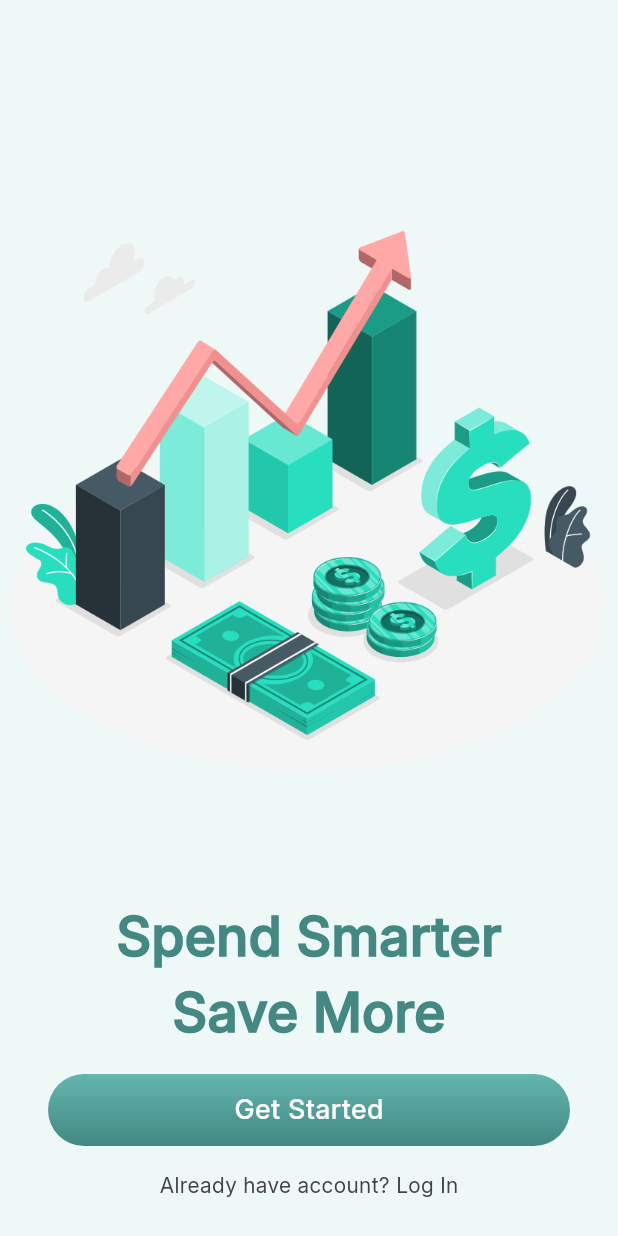
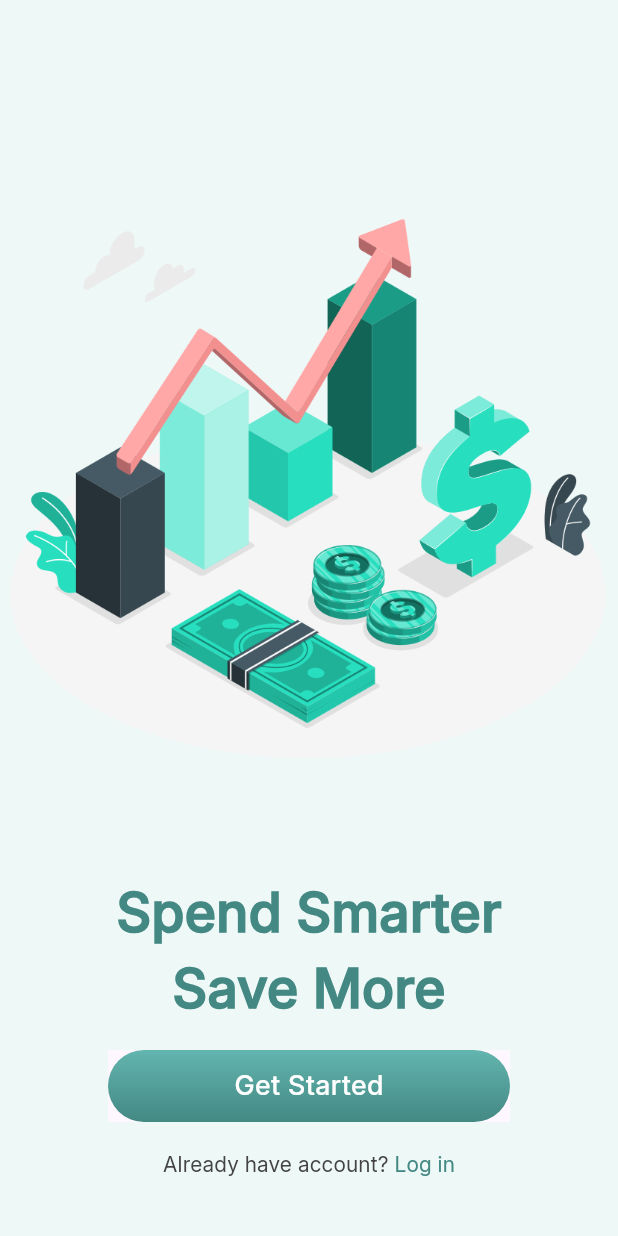
Before and after one commit to PiterCapistrano/money_map, a Flutter app: the screen it shows after launch, on a phone screen of 412 x 824 dp. Run offline on Flutter 3.47's test engine with Material 3 defaults, Android fonts, the phone set to English and light mode, and no system bars.

Commit message:
Criação de componentes (Widgets)

```diff
--- /dev/null
+++ b/lib/common/constants/widgets/multi_text_button.dart
@@ -0,0 +1,23 @@
+import 'package:flutter/material.dart';
+
+class MultiTextButton extends StatelessWidget {
+  final List<Text> children;
+  final VoidCallback? onPressed;
+
+  const MultiTextButton({
+    super.key,
+    required this.children,
+    required this.onPressed,
+  });
+
+  @override
+  Widget build(BuildContext context) {
+    return TextButton(
+      onPressed: onPressed,
+      child: Row(
+          mainAxisSize: MainAxisSize.min,
+          mainAxisAlignment: MainAxisAlignment.center,
+          children: children),
+    );
+  }
+}
--- a/lib/common/constants/widgets/primary_button.dart
+++ b/lib/common/constants/widgets/primary_button.dart
@@ -17,8 +17,9 @@ class PrimaryButton extends StatelessWidget {
 
   @override
   Widget build(BuildContext context) {
-    return Ink(
-      width: 358.0,
+    return Material(
+      child: Ink(
+        width: 268.0,
         height: 48.0,
         decoration: BoxDecoration(
           borderRadius: _borderRadius,
@@ -36,7 +37,9 @@ class PrimaryButton extends StatelessWidget {
           child: Align(
             child: Text(
               text,
-            style: AppTextStyles.mediumText18.copyWith(color: AppColors.white),
+              style:
+                  AppTextStyles.mediumText18.copyWith(color: AppColors.white),
+            ),
           ),
         ),
       ),
--- a/lib/features/onboarding/onboarding_page.dart
+++ b/lib/features/onboarding/onboarding_page.dart
@@ -1,6 +1,10 @@
+import 'dart:developer';
+
+import 'package:flutter/gestures.dart';
 import 'package:flutter/material.dart';
 import 'package:money_map/common/constants/app_colors.dart';
 import 'package:money_map/common/constants/app_text_styles.dart';
+import 'package:money_map/common/constants/widgets/multi_text_button.dart';
 import 'package:money_map/common/constants/widgets/primary_button.dart';
 
 class OnboardingPage extends StatelessWidget {
@@ -30,16 +34,32 @@ class OnboardingPage extends StatelessWidget {
                     .copyWith(color: AppColors.darkGreen),
               ),
               Padding(
-                padding: const EdgeInsets.symmetric(
-                    horizontal: 32.0, vertical: 16.0),
+                padding: const EdgeInsets.only(
+                  left: 32.0,
+                  right: 32.0,
+                  top: 16.0,
+                  bottom: 4.0,
+                ),
                 child: PrimaryButton(
                   text: 'Get Started',
                   onPressed: () {},
                 ),
               ),
-              Text('Already have account? Log In',
-                  style: AppTextStyles.smallText
-                      .copyWith(color: AppColors.darkGrey)),
+              MultiTextButton(
+                children: [
+                  Text(
+                    'Already have account? ',
+                    style: AppTextStyles.smallText
+                        .copyWith(color: AppColors.darkGrey),
+                  ),
+                  Text(
+                    'Log in',
+                    style: AppTextStyles.smallText
+                        .copyWith(color: AppColors.darkGreen),
+                  )
+                ],
+                onPressed: () => log('Tap'),
+              ),
               const SizedBox(
                 height: 24.0,
               )
```
Lines whose indentation alone changed are shown as unchanged.
